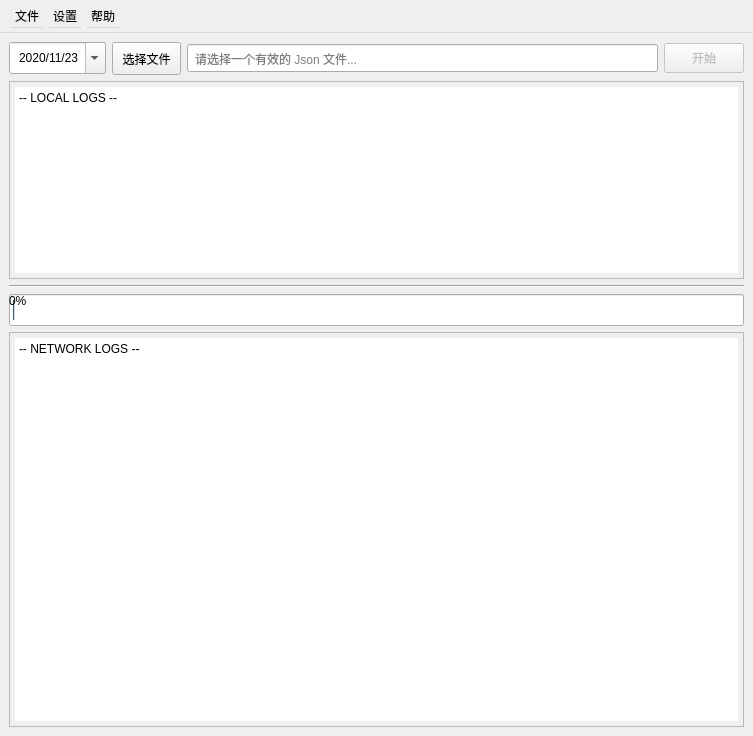
The window that assets/ui/main.ui (zzzmfps/AutoSubmit) describes before a commit, drawn with Qt 5.
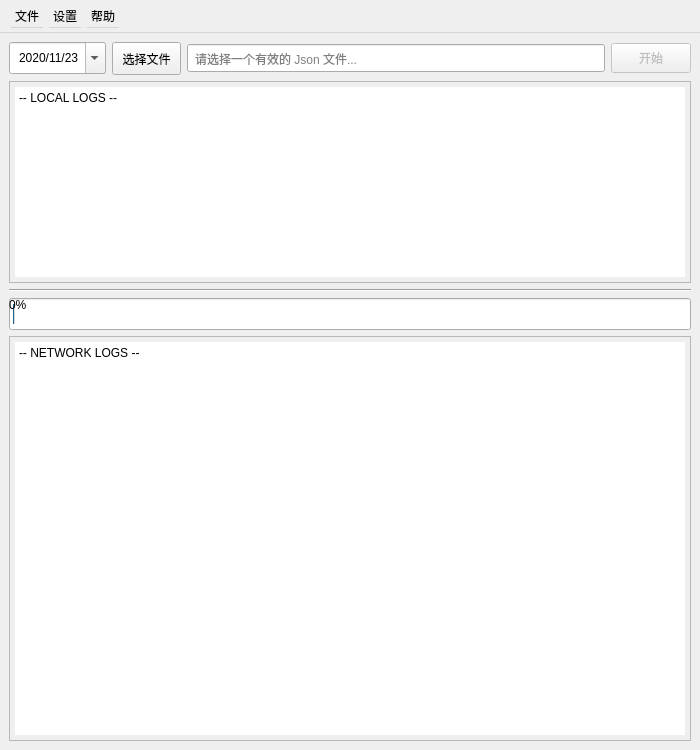
The same window after the commit.

```diff
--- a/assets/ui/main.ui
+++ b/assets/ui/main.ui
@@ -6,8 +6,8 @@
    <rect>
     <x>0</x>
     <y>0</y>
-    <width>753</width>
-    <height>736</height>
+    <width>700</width>
+    <height>750</height>
    </rect>
   </property>
   <property name="windowTitle">
@@ -198,7 +198,7 @@
     <rect>
      <x>0</x>
      <y>0</y>
-     <width>753</width>
+     <width>700</width>
      <height>36</height>
     </rect>
    </property>
```
